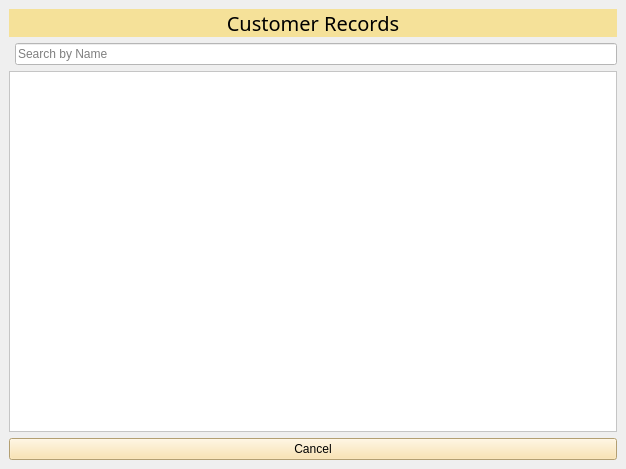
Old version of the form cust_rec.ui in the repository Aenan05/MAXPC.
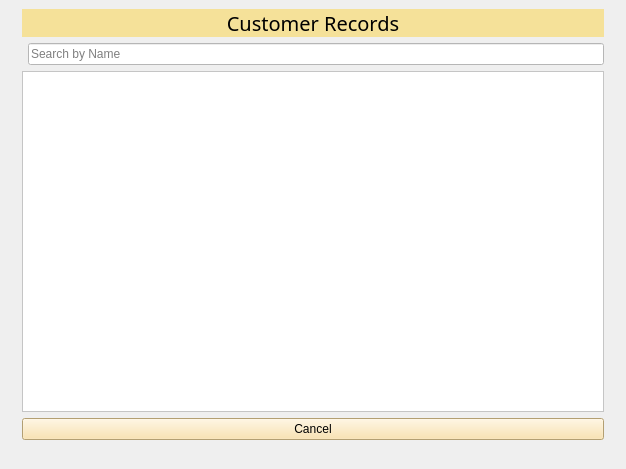
New version of the form. Icons and pictures are not drawn.

Patch:
```diff
--- a/cust_rec.ui
+++ b/cust_rec.ui
@@ -18,7 +18,14 @@
     <string notr="true"/>
    </property>
    <layout class="QGridLayout" name="gridLayout_2">
-    <item row="0" column="0">
+    <item row="1" column="1">
+     <widget class="QLabel" name="label_2">
+      <property name="text">
+       <string/>
+      </property>
+     </widget>
+    </item>
+    <item row="0" column="1">
      <layout class="QGridLayout" name="gridLayout">
       <item row="0" column="0">
        <layout class="QVBoxLayout" name="verticalLayout">
@@ -82,6 +89,20 @@
       </item>
      </layout>
     </item>
+    <item row="0" column="0">
+     <widget class="QLabel" name="label_3">
+      <property name="text">
+       <string/>
+      </property>
+     </widget>
+    </item>
+    <item row="0" column="2">
+     <widget class="QLabel" name="label_4">
+      <property name="text">
+       <string/>
+      </property>
+     </widget>
+    </item>
    </layout>
   </widget>
   <widget class="QMenuBar" name="menubar">
```
